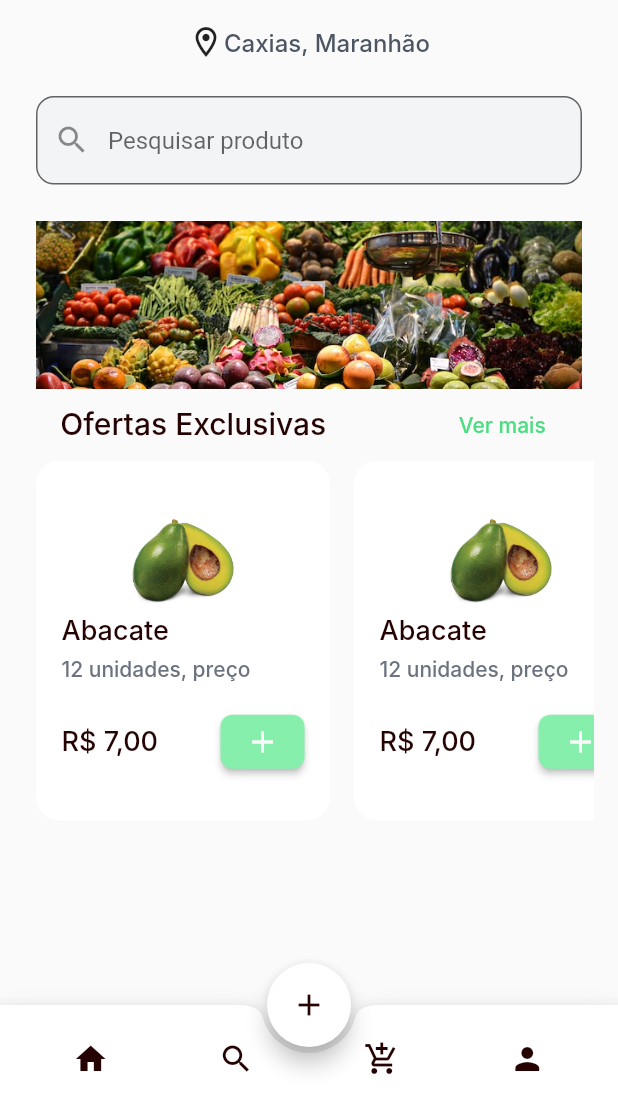
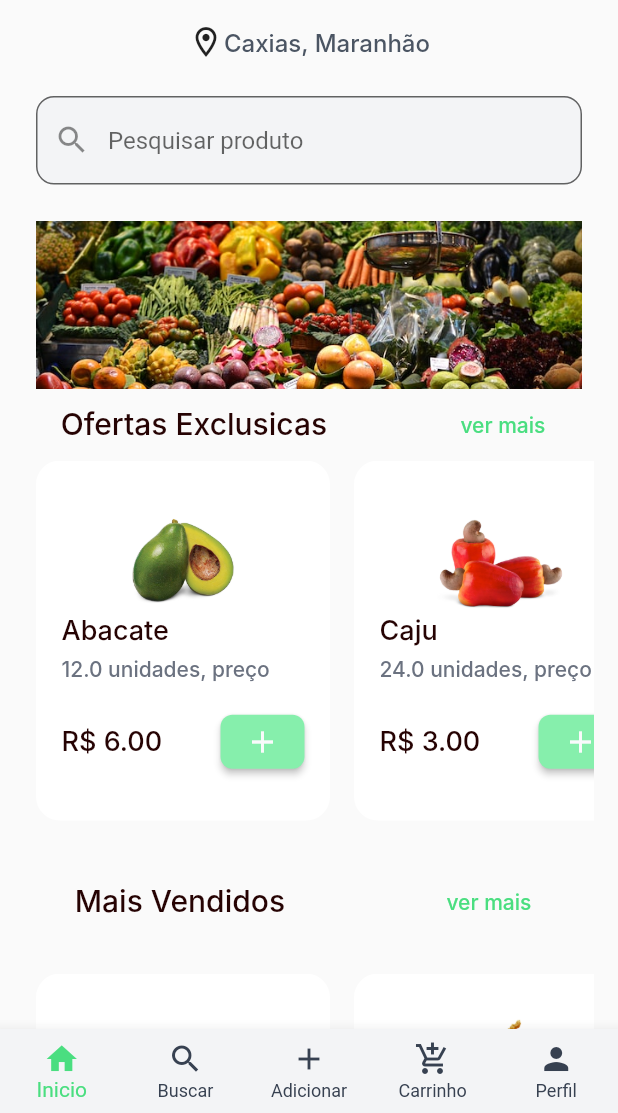
Before and after one commit to antonioclaudioofc/loja-de-alimentos, a Flutter app: the NavigationPage screen opened by its route, on a phone screen of 412 x 824 dp, the part 123-1236 px from its top. Run offline on Flutter 3.47's test engine with Material 2 defaults, Android fonts, the phone set to English and light mode, and no system bars; our stand-ins replace flutter_svg; Roboto replaces fonts that are missing (Inter).

Commit message:
create navigation in pages home and search

```diff
--- a/lib/src/app/app_routes.dart
+++ b/lib/src/app/app_routes.dart
@@ -1,4 +1,6 @@
+import 'package:carrot_feirinha/src/pages/home/home_page.dart';
 import 'package:carrot_feirinha/src/pages/navigation/navigation_page.dart';
+import 'package:carrot_feirinha/src/pages/search/search_page.dart';
 import 'package:flutter/material.dart';
 
 import '../pages/signin/signin_page.dart';
@@ -7,11 +9,15 @@ import '../pages/signup/signup_page.dart';
 Map<String, Widget Function(BuildContext)> routes = {
   PagePaths.signupPath: (context) => const SignupPage(),
   PagePaths.signinPath: (context) => const SigninPage(),
-  PagePaths.homePath: (context) => const NavigationPage(),
+  PagePaths.homePath: (context) => const HomePage(),
+  PagePaths.navigationPath: (contex) => const NavigationPage(),
+  // PagePaths.searchPath: (context) => const SearchPage(),
 };
 
 class PagePaths {
   static const String signinPath = "/";
   static const String signupPath = "/signup";
-  static const String homePath = "/navigation";
+  static const String navigationPath = "/navigation";
+  static const String homePath = "/home";
+  static const String searchPath = "/navigation";
 }
--- a/lib/src/pages/components/label_title_product.dart
+++ b/lib/src/pages/components/label_title_product.dart
@@ -2,7 +2,16 @@ import 'package:carrot_feirinha/src/app/app.dart';
 import 'package:flutter/material.dart';
 
 class LabelTitleProduct extends StatelessWidget {
-  const LabelTitleProduct({super.key});
+  const LabelTitleProduct({
+    Key? key,
+    required this.label,
+    required this.labelAction,
+    required this.onPressed,
+  }) : super(key: key);
+
+  final String label;
+  final String labelAction;
+  final Function() onPressed;
 
   @override
   Widget build(BuildContext context) {
@@ -10,13 +19,13 @@ class LabelTitleProduct extends StatelessWidget {
       mainAxisAlignment: MainAxisAlignment.spaceAround,
       children: [
         Text(
-          "Ofertas Exclusivas",
+          label,
           style: AppTextStyles.h3,
         ),
         TextButton(
-          onPressed: () {},
+          onPressed: onPressed,
           child: Text(
-            "Ver mais",
+            labelAction,
             style: AppTextStyles.h4.copyWith(
               color: AppColors.green400,
             ),
--- a/lib/src/pages/home/home_page.dart
+++ b/lib/src/pages/home/home_page.dart
@@ -33,7 +33,11 @@ class HomePage extends StatelessWidget {
               fit: BoxFit.fitWidth,
             ),
           ),
-          LabelTitleProduct(),
+          LabelTitleProduct(
+            label: "Ofertas Exclusicas",
+            labelAction: "ver mais",
+            onPressed: () {},
+          ),
           Container(
             padding: EdgeInsets.symmetric(
               horizontal: 16,
@@ -43,11 +47,77 @@ class HomePage extends StatelessWidget {
             child: ListView(
               scrollDirection: Axis.horizontal,
               children: [
-                CardProduct(),
-                CardProduct(),
-                CardProduct(),
-                CardProduct(),
-                CardProduct(),
+                CardProduct(
+                  nameProduct: "Abacate",
+                  price: 6,
+                  quantityProduct: 12,
+                  urlImage: "assets/images/abacate.png",
+                ),
+                CardProduct(
+                  nameProduct: "Caju",
+                  price: 3,
+                  quantityProduct: 24,
+                  urlImage: "assets/images/caju.png",
+                ),
+                CardProduct(
+                  nameProduct: "Goiaba",
+                  price: 2.5,
+                  quantityProduct: 6,
+                  urlImage: "assets/images/goiaba.png",
+                ),
+                CardProduct(
+                  nameProduct: "Manga",
+                  price: 5,
+                  quantityProduct: 23,
+                  urlImage: "assets/images/manga.png",
+                ),
+              ],
+            ),
+          ),
+          SizedBox(
+            height: 30,
+          ),
+          LabelTitleProduct(
+            label: "Mais Vendidos",
+            labelAction: "ver mais",
+            onPressed: () {},
+          ),
+          SizedBox(
+            height: 24,
+          ),
+          Container(
+            padding: EdgeInsets.symmetric(
+              horizontal: 16,
+            ),
+            height: 240,
+            width: double.infinity,
+            child: ListView(
+              scrollDirection: Axis.horizontal,
+              children: [
+                CardProduct(
+                  nameProduct: "Alface",
+                  price: 6.5,
+                  quantityProduct: 2,
+                  urlImage: "assets/images/alface.png",
+                ),
+                CardProduct(
+                  nameProduct: "Cebola",
+                  price: 3.5,
+                  quantityProduct: 14,
+                  urlImage: "assets/images/cebola.png",
+                ),
+                CardProduct(
+                  nameProduct: "Cenoura",
+                  price: 5,
+                  quantityProduct: 12,
+                  urlImage: "assets/images/cenoura.png",
+                ),
+                CardProduct(
+                  nameProduct: "Pimentão",
+                  price: 1.5,
+                  quantityProduct: 12,
+                  urlImage: "assets/images/pimentao.png",
+                ),
               ],
             ),
           ),
--- a/lib/src/pages/navigation/navigation_page.dart
+++ b/lib/src/pages/navigation/navigation_page.dart
@@ -3,6 +3,7 @@ import 'package:carrot_feirinha/src/shared/components/context_main.dart';
 import 'package:flutter/material.dart';
 
 import '../../app/app.dart';
+import '../search/search_page.dart';
 
 class NavigationPage extends StatefulWidget {
   const NavigationPage({super.key});
@@ -12,52 +13,65 @@ class NavigationPage extends StatefulWidget {
 }
 
 class _NavigationPageState extends State<NavigationPage> {
+  int _currentIndex = 0;
+  final List<Widget> _pages = [
+    HomePage(),
+    SearchPage(),
+  ];
+
+  void onTabTapped(int index) {
+    setState(() {
+      _currentIndex = index;
+    });
+  }
+
   @override
   Widget build(BuildContext context) {
     return Scaffold(
-      body: HomePage(),
-      extendBody: true,
-      floatingActionButtonLocation: FloatingActionButtonLocation.centerDocked,
-      floatingActionButton: FloatingActionButton(
-        backgroundColor: AppColors.white,
-        onPressed: () {},
-        child: Icon(
-          Icons.add,
-          color: AppColors.black,
+      body: _pages[_currentIndex],
+      bottomNavigationBar: BottomNavigationBar(
+        type: BottomNavigationBarType.fixed,
+        unselectedItemColor: AppColors.gray700,
+        selectedItemColor: AppColors.green400,
+        onTap: onTabTapped,
+        showUnselectedLabels: true,
+        currentIndex: _currentIndex,
+        selectedIconTheme: IconThemeData(
+          color: AppColors.green400,
         ),
-      ),
-      bottomNavigationBar: BottomAppBar(
-        shape: CircularNotchedRectangle(),
-        color: AppColors.white,
-        child: IconTheme(
-          child: Padding(
-            padding: EdgeInsets.all(12),
-            child: Row(
-              mainAxisAlignment: MainAxisAlignment.spaceAround,
-              children: [
-                IconButton(
-                  onPressed: () {},
-                  icon: Icon(Icons.home),
-                ),
-                IconButton(
-                  onPressed: () {},
-                  icon: Icon(Icons.search),
-                ),
-                IconButton(
-                  onPressed: () {},
-                  icon: Icon(Icons.add_shopping_cart),
-                ),
-                IconButton(
-                  onPressed: () {},
-                  icon: Icon(Icons.person),
-                ),
-              ],
+        backgroundColor: AppColors.gray100,
+        items: [
+          BottomNavigationBarItem(
+            icon: Icon(
+              Icons.home,
             ),
+            label: "Inicio",
           ),
-          data: IconThemeData(
-            color: AppColors.black,
+          BottomNavigationBarItem(
+            icon: Icon(
+              Icons.search,
+            ),
+            label: "Buscar",
           ),
-        ),
+          BottomNavigationBarItem(
+            icon: Icon(
+              Icons.add,
+            ),
+            label: "Adicionar",
+          ),
+          BottomNavigationBarItem(
+            icon: Icon(
+              Icons.add_shopping_cart,
+            ),
+            label: "Carrinho",
+          ),
+          BottomNavigationBarItem(
+            icon: Icon(
+              Icons.person,
+            ),
+            label: "Perfil",
+          )
+        ],
       ),
     );
   }
--- /dev/null
+++ b/lib/src/pages/search/search_page.dart
@@ -0,0 +1,10 @@
+import 'package:flutter/material.dart';
+
+class SearchPage extends StatelessWidget {
+  const SearchPage({super.key});
+
+  @override
+  Widget build(BuildContext context) {
+    return Text("Search");
+  }
+}
--- a/lib/src/pages/signin/signin_page.dart
+++ b/lib/src/pages/signin/signin_page.dart
@@ -57,7 +57,7 @@ class SigninPage extends StatelessWidget {
                       onPressed: () {
                         Navigator.pushNamed(
                           context,
-                          PagePaths.homePath,
+                          PagePaths.navigationPath,
                         );
                       },
                     ),
--- a/lib/src/pages/signup/signup_page.dart
+++ b/lib/src/pages/signup/signup_page.dart
@@ -49,7 +49,7 @@ class SignupPage extends StatelessWidget {
                       onPressed: () {
                         Navigator.pushNamed(
                           context,
-                          PagePaths.homePath,
+                          PagePaths.navigationPath,
                         );
                       },
                     ),
--- a/lib/src/shared/components/card_product.dart
+++ b/lib/src/shared/components/card_product.dart
@@ -3,7 +3,18 @@ import 'package:carrot_feirinha/src/app/app_text_styles.dart';
 import 'package:flutter/material.dart';
 
 class CardProduct extends StatefulWidget {
-  const CardProduct({super.key});
+  const CardProduct({
+    Key? key,
+    required this.urlImage,
+    required this.price,
+    required this.nameProduct,
+    required this.quantityProduct,
+  }) : super(key: key);
+
+  final String urlImage;
+  final double price;
+  final String nameProduct;
+  final double quantityProduct;
 
   @override
   State<CardProduct> createState() => _CardProductState();
@@ -43,7 +54,7 @@ class _CardProductState extends State<CardProduct> {
                 height: 74,
                 decoration: BoxDecoration(
                   image: DecorationImage(
-                    image: AssetImage("assets/images/abacate.png"),
+                    image: AssetImage(widget.urlImage),
                     fit: BoxFit.fitWidth,
                   ),
                 ),
@@ -57,14 +68,14 @@ class _CardProductState extends State<CardProduct> {
                 crossAxisAlignment: CrossAxisAlignment.start,
                 children: [
                   Text(
-                    "Abacate",
+                    widget.nameProduct,
                     style: AppTextStyles.subtitle,
                   ),
                   SizedBox(
                     height: 6,
                   ),
                   Text(
-                    "12 unidades, preço",
+                    "${widget.quantityProduct} unidades, preço",
                     style: AppTextStyles.h4.copyWith(
                       color: AppColors.gray500,
                     ),
@@ -83,7 +94,7 @@ class _CardProductState extends State<CardProduct> {
                 mainAxisAlignment: MainAxisAlignment.spaceBetween,
                 children: [
                   Text(
-                    "R\$ 7,00",
+                    "R\$ ${widget.price}0",
                     style: AppTextStyles.subtitle,
                   ),
                   ElevatedButton(
```
Also changed, not shown: pubspec.yaml (+8 -0 lines).
